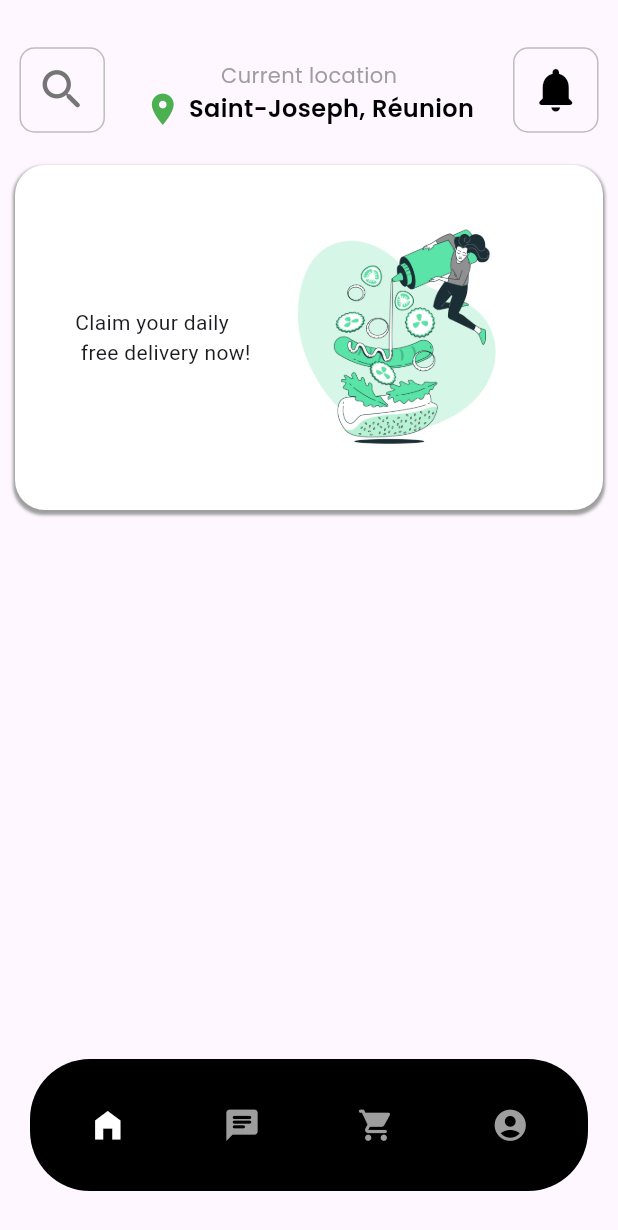
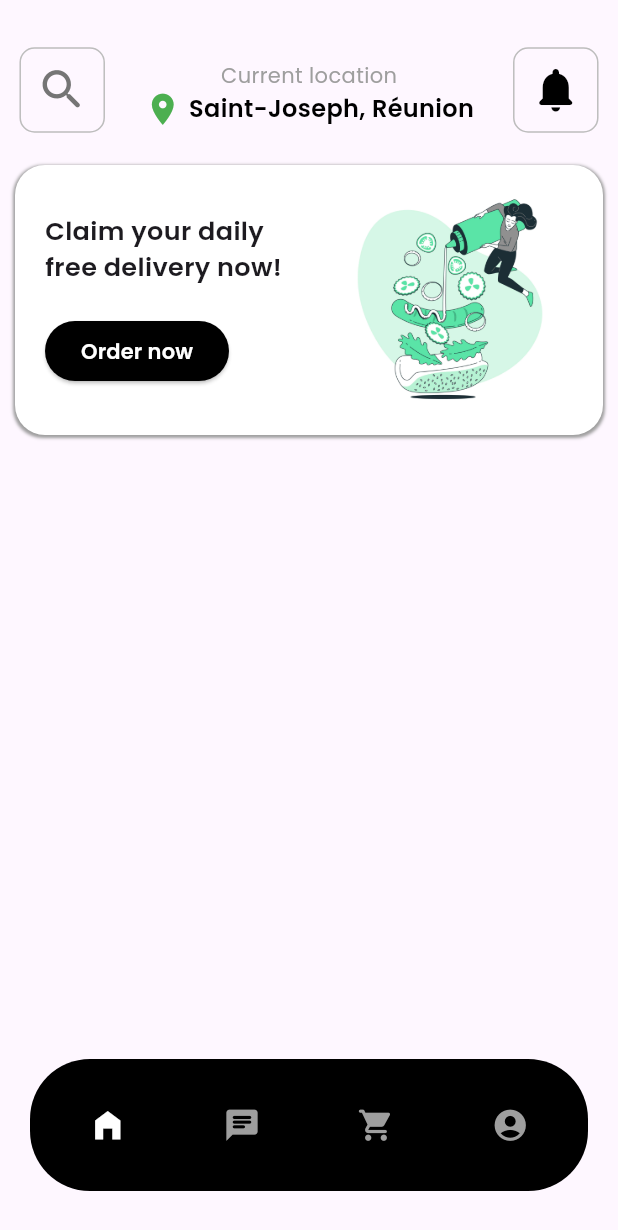
Before and after one commit to Vincent-Baret-974/Food_booking, a Flutter app: the screen it shows after launch, on a phone screen of 412 x 824 dp. Shown: the top 1230 px of the screen. Run offline on Flutter 3.47's test engine with Material 3 defaults, Android fonts, the phone set to English and light mode, and no system bars; our stand-ins replace google_fonts.

Commit message:
feat: finish implementation of OrderCard

```diff
--- a/lib/pages/HomePage.dart
+++ b/lib/pages/HomePage.dart
@@ -1,42 +1,17 @@
 import 'package:flutter/material.dart';
+
+import '../widgets/OrderCard.dart';
 
 class HomePage extends StatelessWidget {
   const HomePage({super.key});
 
   @override
   Widget build(BuildContext context) {
-    return  SingleChildScrollView(
-      child: Container(
-        padding: const EdgeInsets.all(40),
-        margin: const EdgeInsets.fromLTRB(10, 10, 10, 0),
-        decoration: const BoxDecoration(
-          color: Colors.white,
-          borderRadius: BorderRadius.all(Radius.circular(20)),
-          boxShadow: [
-            BoxShadow(
-              color: Colors.grey, // Shadow color with opacity
-              spreadRadius: 1, // Spread radius
-              blurRadius: 1, // Blur radius
-              offset: Offset(0, 2), // Offset for the shadow
-            ),
-          ],
-        ),
-        child: Row(
-          children: [
-            const Text('Claim your daily\n free delivery now!'),
-            Expanded(
-              child: Container(
-                height: 150,
-                decoration: const BoxDecoration(
-                  image: DecorationImage(
-                      image: AssetImage('images/illustration_home_page.jpg'),
-                      fit: BoxFit.contain
-                  )
-                ),
-              ),
-            ),
-          ],
-        ),
+    return  const SingleChildScrollView(
+      child: Column(
+        children: [
+          OrderCard(),
+        ],
       ),
     );
   }
--- /dev/null
+++ b/lib/widgets/OrderCard.dart
@@ -0,0 +1,74 @@
+import 'package:flutter/material.dart';
+
+import 'package:google_fonts/google_fonts.dart';
+
+class OrderCard extends StatelessWidget {
+  const OrderCard({
+    super.key,
+  });
+
+  @override
+  Widget build(BuildContext context) {
+    return Container(
+      padding: const EdgeInsets.all(20),
+      margin: const EdgeInsets.fromLTRB(10, 10, 10, 0),
+      decoration: const BoxDecoration(
+        color: Colors.white,
+        borderRadius: BorderRadius.all(Radius.circular(20)),
+        boxShadow: [
+          BoxShadow(
+            color: Colors.grey, // Shadow color with opacity
+            spreadRadius: 1, // Spread radius
+            blurRadius: 1, // Blur radius
+            offset: Offset(0, 1), // Offset for the shadow
+          ),
+        ],
+      ),
+      child: Row(
+        crossAxisAlignment: CrossAxisAlignment.center,
+        children: [
+          Column(
+            crossAxisAlignment: CrossAxisAlignment.start,
+            children: [
+              Text(
+                'Claim your daily\nfree delivery now!',
+                style: GoogleFonts.poppins(
+                    fontSize: 17,
+                    fontWeight: FontWeight.w600
+                ),
+              ),
+              const SizedBox(height: 20),
+              ElevatedButton(
+                  style: ElevatedButton.styleFrom(
+                      backgroundColor: Colors.black
+                  ),
+                  child: Text(
+                      'Order now',
+                      style: GoogleFonts.poppins(
+                          color: Colors.white,
+                          fontWeight: FontWeight.w600
+                      )
+                  ),
+                  onPressed: () {
+
+                  }
+              )
+            ],
+          ),
+          const SizedBox(width: 30),
+          Expanded(
+            child: Container(
+              height: 140,
+              decoration: const BoxDecoration(
+                  image: DecorationImage(
+                      image: AssetImage('images/illustration_home_page.jpg'),
+                      fit: BoxFit.contain
+                  )
+              ),
+            ),
+          ),
+        ],
+      ),
+    );
+  }
+}
```
